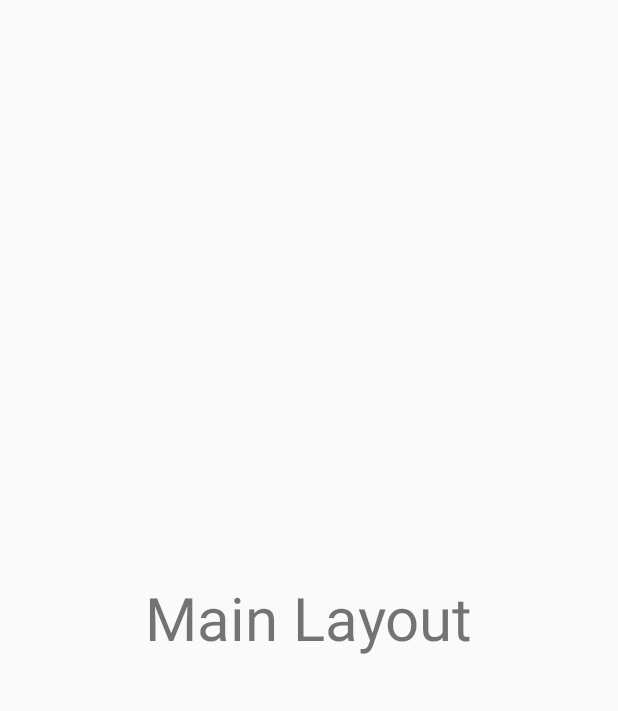
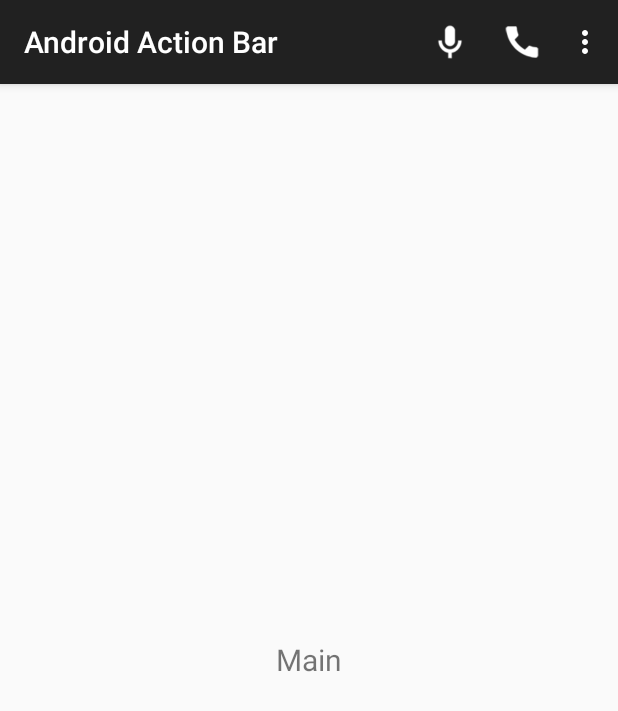
Before and after one commit to NickMattmiller/AndroidActionBar, an Android app: the screen it shows after launch (MainActivity), on a phone screen of 412 x 824 dp. Shown: the top 711 px of the screen. Run offline under Robolectric (Android 15) with nearby library versions, the phone set to English and light mode, and no system bars.

Commit message:
Fragment Display Working
Fixed imports to make fragments display properly.

```diff
--- a/AndroidActionBar/app/src/main/AndroidManifest.xml
+++ b/AndroidActionBar/app/src/main/AndroidManifest.xml
@@ -1,12 +1,15 @@
 <?xml version="1.0" encoding="utf-8"?>
 <manifest xmlns:android="http://schemas.android.com/apk/res/android"
     package="com.nickmattmiller.androidactionbar" >
+    <uses-permission android:name="android.permission.INTERNET" />
 
     <application
         android:allowBackup="true"
         android:icon="@mipmap/ic_launcher"
         android:label="@string/app_name"
-        android:theme="@style/AppTheme" >
+        android:theme="@style/AppTheme"
+        >
+
         <activity
             android:name=".MainActivity"
             android:label="@string/app_name" >
--- a/AndroidActionBar/app/src/main/java/com/nickmattmiller/androidactionbar/MainActivity.java
+++ b/AndroidActionBar/app/src/main/java/com/nickmattmiller/androidactionbar/MainActivity.java
@@ -1,9 +1,5 @@
 package com.nickmattmiller.androidactionbar;
 
-import android.support.v7.app.AppCompatActivity;
-import android.os.Bundle;
-import android.view.Menu;
-import android.view.MenuItem;
 import android.app.Activity;
 import android.app.Fragment;
 import android.app.FragmentManager;
@@ -11,12 +7,13 @@ import android.app.FragmentTransaction;
 import android.content.Intent;
 import android.os.Bundle;
 import android.speech.RecognizerIntent;
+import android.support.v7.app.AppCompatActivity;
 import android.view.Menu;
 import android.view.MenuItem;
 import android.widget.Toast;
 
 
-public class MainActivity extends Activity {
+public class MainActivity extends AppCompatActivity {
 
     @Override
     protected void onCreate(Bundle savedInstanceState) {
@@ -30,21 +27,19 @@ public class MainActivity extends Activity {
         ft.commit();
     }
 
-
     @Override
     public boolean onCreateOptionsMenu(Menu menu) {
-
+        // Inflate the menu; this adds items to the action bar if it is present.
         getMenuInflater().inflate(R.menu.menu_main, menu);
         return true;
     }
 
     @Override
     public boolean onOptionsItemSelected(MenuItem item) {
-
         int id = item.getItemId();
         switch (id) {
             case R.id.action_call:
-                Intent dialer= new Intent(Intent.ACTION_DIAL);
+                Intent dialer = new Intent(Intent.ACTION_DIAL);
                 startActivity(dialer);
                 return true;
             case R.id.action_speech:
@@ -65,24 +60,24 @@ public class MainActivity extends Activity {
 
                 return true;
             case R.id.action_contacts:
-                Toast.makeText(getApplicationContext(),"Contacts Clicked",Toast.LENGTH_SHORT).show();
+                Toast.makeText(getApplicationContext(), "Contacts Clicked", Toast.LENGTH_SHORT).show();
                 return true;
             case R.id.action_settings:
-                Toast.makeText(getApplicationContext(),"Settings Clicked",Toast.LENGTH_SHORT).show();
+                Toast.makeText(getApplicationContext(), "Settings Clicked", Toast.LENGTH_SHORT).show();
                 return true;
             case R.id.action_status:
-                Toast.makeText(getApplicationContext(),"Status Clicked",Toast.LENGTH_SHORT).show();
+                Toast.makeText(getApplicationContext(), "Status Clicked", Toast.LENGTH_SHORT).show();
                 return true;
             default:
                 return super.onOptionsItemSelected(item);
         }
+
     }
-    @Override
     protected void onActivityResult(int requestCode, int resultCode, Intent data) {
         if (requestCode == 1234 && resultCode == RESULT_OK) {
             String voice_text = data.getStringArrayListExtra(RecognizerIntent.EXTRA_RESULTS).get(0);
-            Toast.makeText(getApplicationContext(),voice_text,Toast.LENGTH_LONG).show();
-
+            Toast.makeText(getApplicationContext(), voice_text, Toast.LENGTH_LONG).show();
         }
     }
+
 }
--- a/AndroidActionBar/app/src/main/res/layout/main_fragment.xml
+++ b/AndroidActionBar/app/src/main/res/layout/main_fragment.xml
@@ -1,5 +1,4 @@
 <?xml version="1.0" encoding="utf-8"?>
-    <!-- TODO: Update blank fragment layout -->
 <LinearLayout xmlns:android="http://schemas.android.com/apk/res/android"
     android:orientation="vertical"
     android:layout_width="match_parent"
@@ -8,6 +7,6 @@
     <TextView
         android:layout_width="wrap_content"
         android:layout_height="wrap_content"
-            android:textSize="40dp"
-            android:text="Main Layout"/>
+        android:textSize="20dp"
+        android:text="Main" />
 </LinearLayout>
```
Lines whose indentation alone changed are shown as unchanged.
